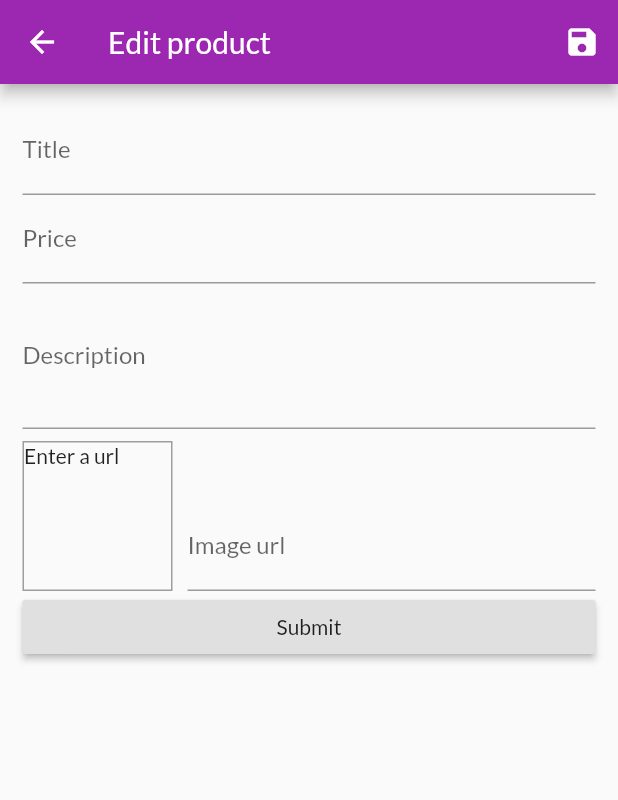
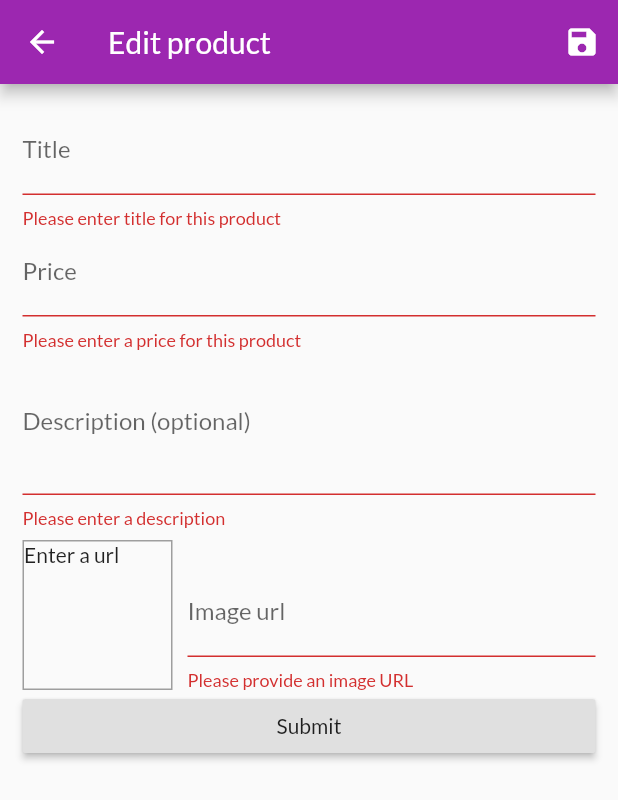
Before and after one commit to EYoung75/flutter_shop_app, a Flutter app: the EditProductScreen screen opened by its route, after a tap on "Submit", on a phone screen of 412 x 824 dp. Shown: the top 800 px of the screen. Run offline on Flutter 3.47's test engine with Material 2 defaults, Android fonts, the phone set to English and light mode, and no system bars; network calls fail.

Commit message:
added simple form validation for edit product form

```diff
--- a/lib/providers/product.dart
+++ b/lib/providers/product.dart
@@ -9,7 +9,7 @@ class Product with ChangeNotifier {
   bool isFavorite;
 
   Product({
-    @required this.id,
+    this.id,
     @required this.title,
     @required this.description,
     @required this.price,
--- a/lib/screens/editProductScreen.dart
+++ b/lib/screens/editProductScreen.dart
@@ -45,6 +45,10 @@ class _EditProductScreenState extends State<EditProductScreen> {
   }
 
   void _saveForm() {
+    final isValid = _form.currentState.validate();
+    if (!isValid) {
+      return;
+    }
     _form.currentState.save();
   }
 
@@ -71,6 +75,12 @@ class _EditProductScreenState extends State<EditProductScreen> {
                 onFieldSubmitted: (_) {
                   FocusScope.of(context).requestFocus(_priceFocusNode);
                 },
+                validator: (value) {
+                  if (value.isEmpty) {
+                    return "Please enter title for this product";
+                  }
+                  return null;
+                },
                 onSaved: (value) {
                   _editedProduct = Product(
                     title: value,
@@ -96,9 +106,22 @@ class _EditProductScreenState extends State<EditProductScreen> {
                     imageUrl: _editedProduct.imageUrl,
                   );
                 },
+                validator: (value) {
+                  if (value.isEmpty) {
+                    return "Please enter a price for this product";
+                  }
+                  if (double.tryParse(value) == null) {
+                    return "Please enter a valid number";
+                  }
+                  if (double.parse(value) <= 0) {
+                    return "Please enter a value greater than 0";
+                  }
+                  return null;
+                },
               ),
               TextFormField(
-                decoration: InputDecoration(labelText: "Description"),
+                decoration:
+                    InputDecoration(labelText: "Description (optional)"),
                 maxLines: 3,
                 keyboardType: TextInputType.multiline,
                 focusNode: _descriptionFocusNode,
@@ -109,6 +132,15 @@ class _EditProductScreenState extends State<EditProductScreen> {
                     description: value,
                     imageUrl: _editedProduct.imageUrl,
                   );
+                },
+                validator: (value) {
+                  if (value.isEmpty) {
+                    return "Please enter a description";
+                  }
+                  if (value.length < 10) {
+                    return "Should be atleast 10 characters long";
+                  }
+                  return null;
                 },
               ),
               Row(
@@ -146,6 +178,18 @@ class _EditProductScreenState extends State<EditProductScreen> {
                           imageUrl: value,
                         );
                       },
+                      validator: (value) {
+                        if (value.isEmpty) {
+                          return "Please provide an image URL";
+                        }
+                        if(!value.startsWith("http") && !value.startsWith("https")) {
+                          return "Please enter a valid url";
+                        }
+                        if(!value.endsWith(".png") && !value.endsWith(".jpg") && !value.endsWith("jpeg")) {
+                          return "Please provide and link to a valid image";
+                        }
+                        return null;
+                      },
                     ),
                   )
                 ],
```
